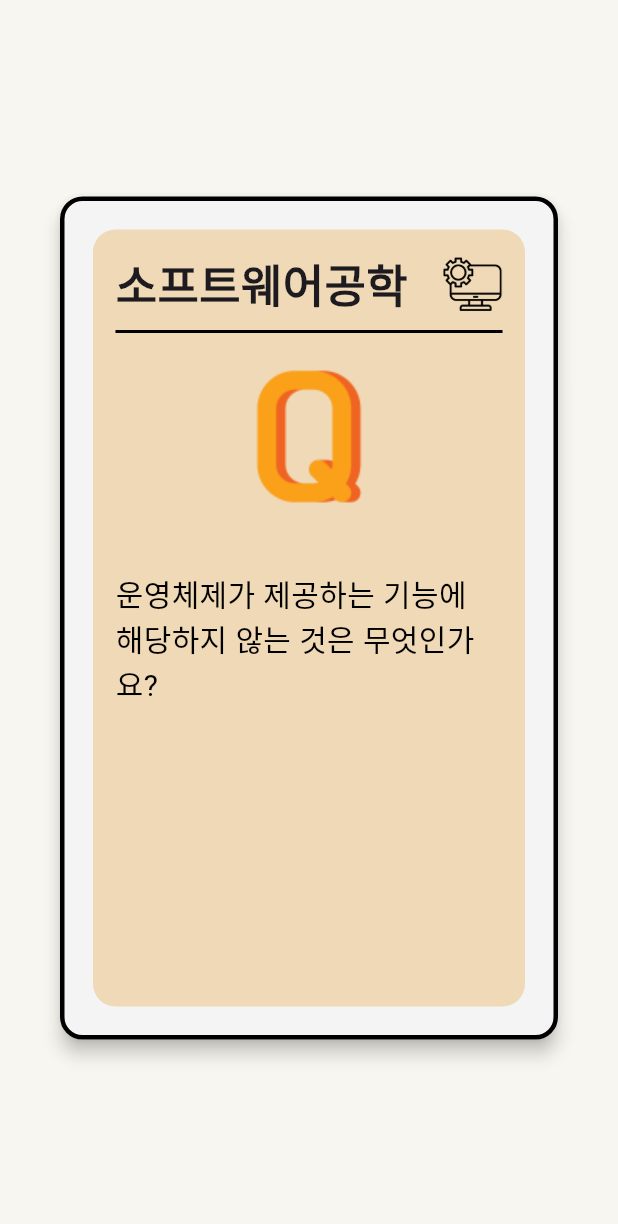
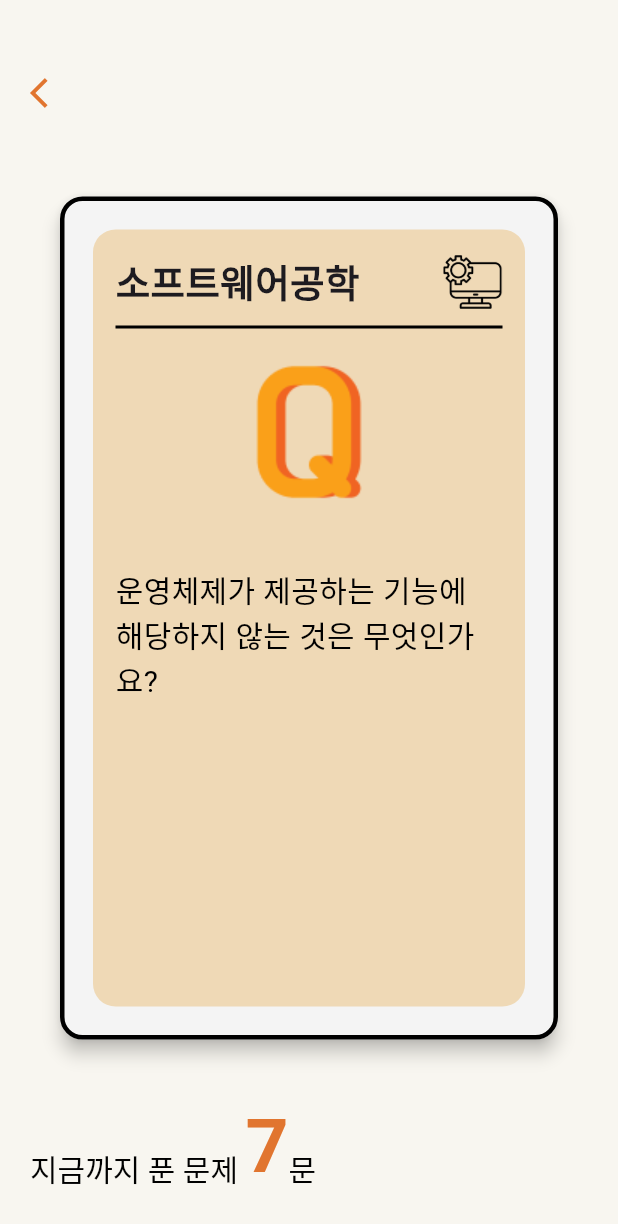
Before and after one commit to CSOneCup/CsOneCup-client, a Flutter app: the QuizPage screen opened directly, on a phone screen of 412 x 824 dp. Shown: the top 1224 px of the screen. Run offline on Flutter 3.47's test engine with Material 3 defaults, Android fonts, the light colour scheme and no system bars; drawn by our look-alikes of flip_card.

Commit message:
update : quizPage 요소 구성

```diff
--- a/lib/core/widgets/cards/quizcardwidget.dart
+++ b/lib/core/widgets/cards/quizcardwidget.dart
@@ -75,13 +75,14 @@ class QuizCardwidget extends StatelessWidget {
               child: Column(
                 children: [
                   Row(
-                    mainAxisAlignment: MainAxisAlignment.spaceBetween,
                     children: [
-                      Text(
-                        quizCategory,
-                        style: const TextStyle(
-                          fontSize: 30,
-                          fontWeight: FontWeight.bold,
+                      Expanded(
+                        child: Text(
+                          quizCategory,
+                          style: const TextStyle(
+                            fontSize: 25,
+                            fontWeight: FontWeight.bold,
+                          ),
                         ),
                       ),
                       Image.asset(_quizImage, width: 40, height: 40),
--- a/lib/features/quiz/quizepage.dart
+++ b/lib/features/quiz/quizepage.dart
@@ -3,6 +3,7 @@ import 'package:cs_onecup/core/constants/colors.dart';
 import 'package:flip_card/flip_card.dart';
 import 'package:cs_onecup/core/widgets/cards/iconcardwidget.dart';
 import 'package:cs_onecup/core/widgets/cards/quizcardwidget.dart';
+import 'package:cs_onecup/core/constants/colors.dart';
 
 class QuizPage extends StatefulWidget {
   const QuizPage({super.key});
@@ -29,11 +30,66 @@ class _QuizPageState extends State<QuizPage> {
 
   @override
   Widget build(BuildContext context) {
-    return Container(
-      width: double.infinity,
-      height: double.infinity,
+    return Scaffold(
+      resizeToAvoidBottomInset: false,
+      body: Container(
         color: AppColors.mainLightGray,
-      child: Center(
+        child: Stack(
+          children: [
+            Positioned(
+              top: 50,
+              left: 20,
+              child: GestureDetector(
+                onTap: () {
+                  Navigator.of(context).pop();
+                },
+                child: const Icon(
+                  Icons.arrow_back_ios,
+                  color: AppColors.mainDeepOrange,
+                ),
+              ),
+            ),
+            const Positioned(
+              bottom: 30,
+              left: 20,
+              child: Row(
+                crossAxisAlignment: CrossAxisAlignment.end,
+                children: [
+                  DefaultTextStyle(
+                    style: TextStyle(
+                      fontSize: 20,
+                      color: Colors.black,
+                    ),
+                    child: Text(
+                      '지금까지 푼 문제',
+                    ),
+                  ),
+                  SizedBox(
+                    width: 5,
+                  ),
+                  DefaultTextStyle(
+                    style: TextStyle(
+                      fontSize: 50,
+                      color: AppColors.mainDeepOrange,
+                      fontWeight: FontWeight.bold,
+                    ),
+                    child: Text(
+                      '7',
+                    ),
+                  ),
+                  DefaultTextStyle(
+                    style: TextStyle(
+                      fontSize: 20,
+                      color: Colors.black,
+                    ),
+                    child: Text(
+                      '문',
+                    ),
+                  ),
+                ],
+              ),
+            ),
+            Center(
               child: Hero(
                 tag: 'Home_to_Quiz_iconCard',
                 child: FlipCard(
@@ -50,7 +106,11 @@ class _QuizPageState extends State<QuizPage> {
                     quizExplanation: '운영체제가 제공하는 기능에 해당하지 않는 것은 무엇인가요?',
                   ),
                 ),
-      )),
+              ),
+            ),
+          ],
+        ),
+      ),
     );
   }
 }
```
Lines whose indentation alone changed are shown as unchanged.
